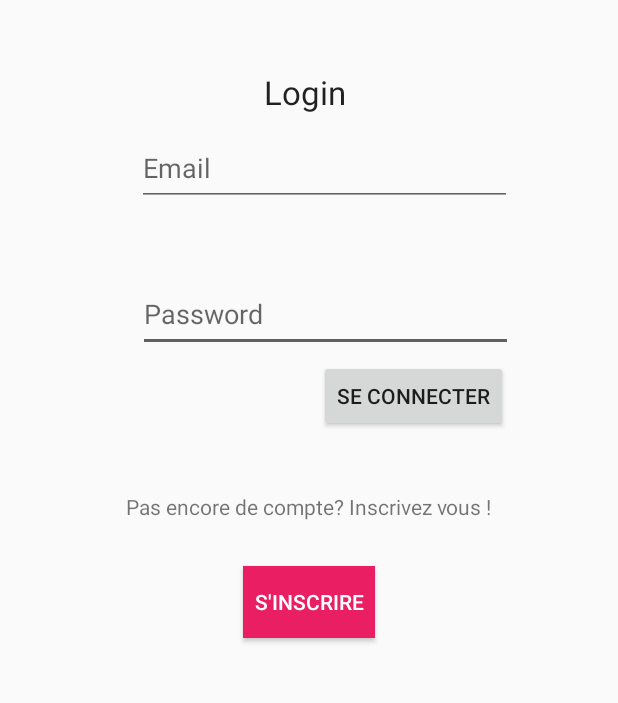
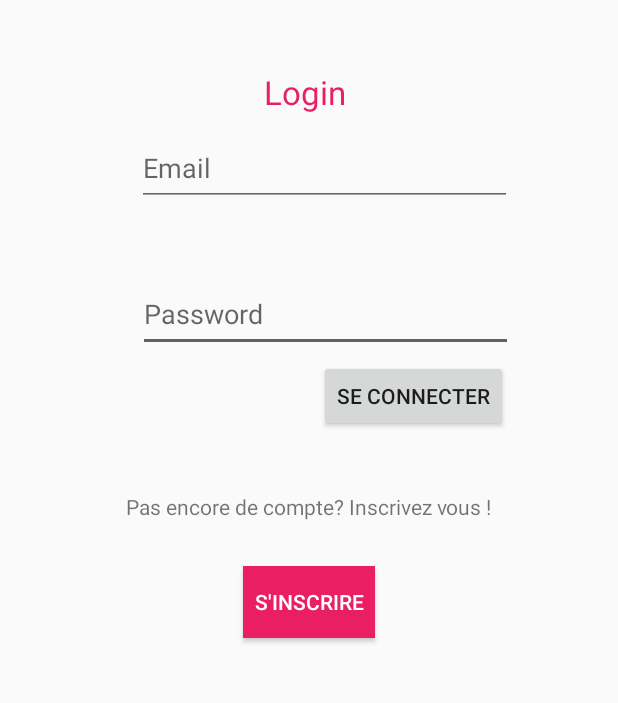
Before and after one commit to onesime98/MeetNdrink, an Android app: the LoginActivity screen opened directly, with no data from a screen before it, on a phone screen of 412 x 824 dp, the part 429-1132 px from its top. Run offline under Robolectric (Android 15) with nearby library versions, the phone set to English and light mode, and no system bars; our stand-ins replace Firebase (no records; nobody signed in at launch, a user with empty details on screens opened directly).

Commit message:
Update activity_login.xml

```diff
--- a/app/src/main/res/layout/activity_login.xml
+++ b/app/src/main/res/layout/activity_login.xml
@@ -15,6 +15,7 @@
         android:layout_marginBottom="462dp"
         android:text="@string/login"
         android:textAppearance="@style/TextAppearance.AppCompat.Large"
+        android:textColor="#E91E63"
         app:layout_constraintBottom_toBottomOf="parent"
         app:layout_constraintStart_toStartOf="parent"
         app:layout_constraintTop_toTopOf="parent"
```
